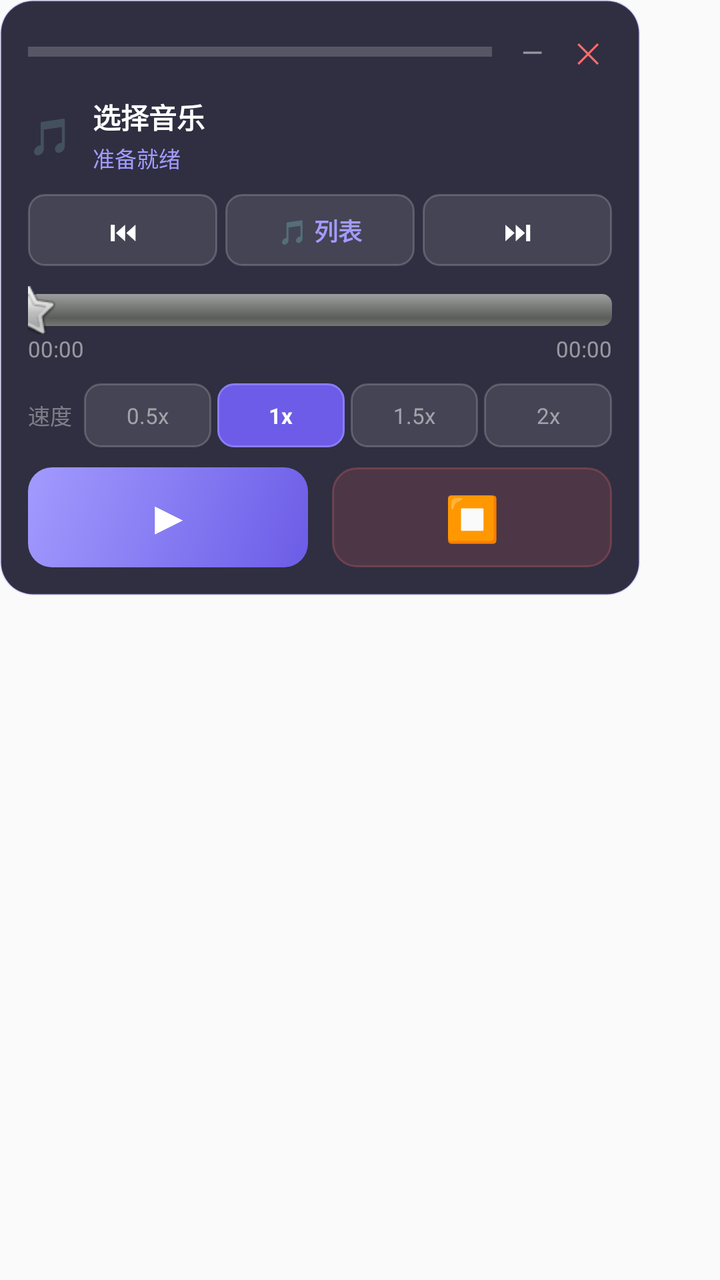
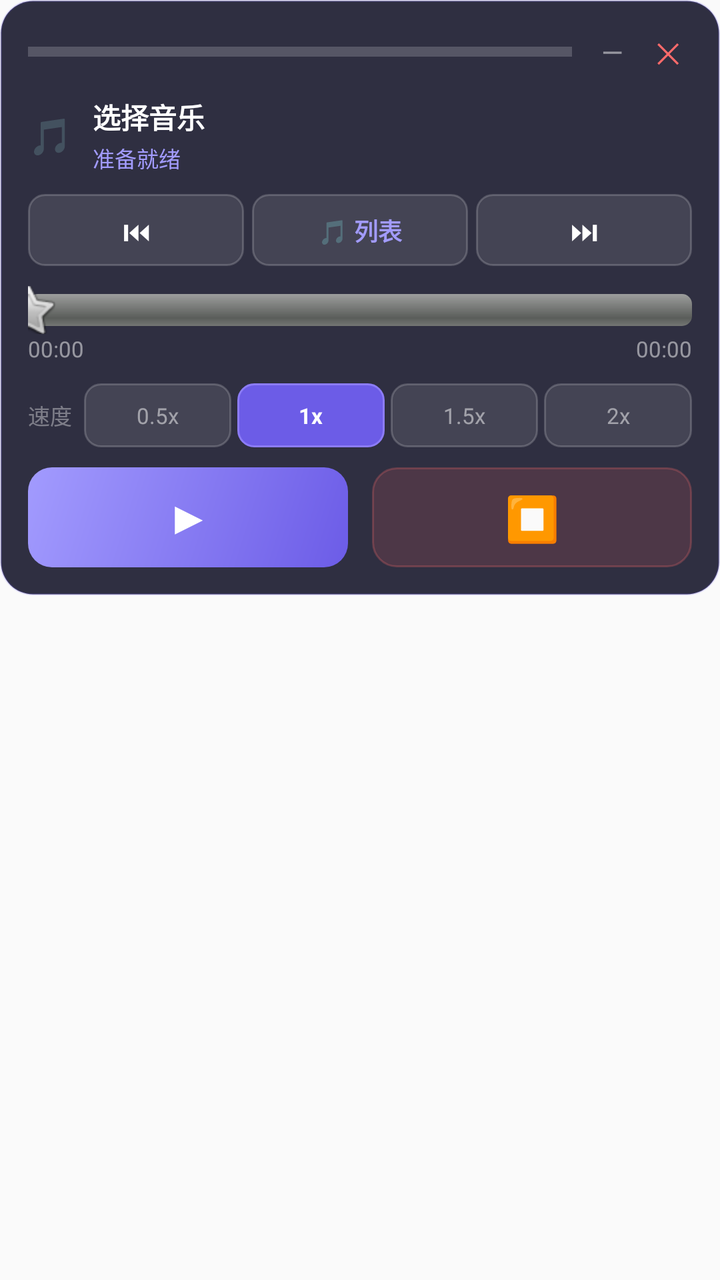

Compare the two renders of this Android layout. The source of the first and the diff that turns it into the second are given below.
<!-- AndroidManifest.xml: application theme Theme.Magicpinao -->
<!-- res/layout/floating_player_view.xml -->
<?xml version="1.0" encoding="utf-8"?>
<FrameLayout xmlns:android="http://schemas.android.com/apk/res/android"
    android:layout_width="wrap_content"
    android:layout_height="wrap_content"
    android:padding="0dp">

    
    <LinearLayout
        android:id="@+id/rootLayout"
        android:layout_width="320dp"
        android:layout_height="wrap_content"
        android:orientation="vertical"
        android:background="@drawable/floating_player_bg"
        android:padding="14dp"
        android:elevation="16dp">

        
        <LinearLayout
            android:id="@+id/dragHandle"
            android:layout_width="match_parent"
            android:layout_height="wrap_content"
            android:gravity="center_vertical"
            android:orientation="horizontal"
            android:layout_marginBottom="10dp">

            <View
                android:layout_width="0dp"
                android:layout_height="5dp"
                android:layout_weight="1"
                android:background="#30FFFFFF"
                android:layout_gravity="center" />

            <TextView
                android:id="@+id/btnCollapse"
                android:layout_width="24dp"
                android:layout_height="24dp"
                android:gravity="center"
                android:text="—"
                android:textColor="#80FFFFFF"
                android:textSize="14sp"
                android:clickable="true"
                android:focusable="true"
                android:layout_marginStart="8dp" />

            <TextView
                android:id="@+id/btnClose"
                android:layout_width="24dp"
                android:layout_height="24dp"
                android:gravity="center"
                android:text="✕"
                android:textColor="#FF6B6B"
                android:textSize="14sp"
                android:clickable="true"
                android:focusable="true"
                android:layout_marginStart="4dp" />
        </LinearLayout>

        
        <LinearLayout
            android:layout_width="match_parent"
            android:layout_height="wrap_content"
            android:orientation="horizontal"
            android:gravity="center_vertical"
            android:layout_marginBottom="10dp">

            <TextView
                android:id="@+id/tvPlayingIcon"
                android:layout_width="wrap_content"
                android:layout_height="wrap_content"
                android:text="🎵"
                android:textSize="18sp"
                android:layout_marginEnd="10dp" />

            <LinearLayout
                android:layout_width="0dp"
                android:layout_height="wrap_content"
                android:layout_weight="1"
                android:orientation="vertical">

                <TextView
                    android:id="@+id/tvMusicTitle"
                    android:layout_width="match_parent"
                    android:layout_height="wrap_content"
                    android:text="选择音乐"
                    android:textColor="#FFFFFF"
                    android:textSize="14sp"
                    android:textStyle="bold"
                    android:maxLines="1"
                    android:ellipsize="end" />

                <TextView
                    android:id="@+id/tvStatus"
                    android:layout_width="match_parent"
                    android:layout_height="wrap_content"
                    android:text="准备就绪"
                    android:textColor="#A29BFE"
                    android:textSize="11sp"
                    android:layout_marginTop="2dp" />
            </LinearLayout>
        </LinearLayout>

        
        <LinearLayout
            android:layout_width="match_parent"
            android:layout_height="36dp"
            android:orientation="horizontal"
            android:gravity="center"
            android:layout_marginBottom="10dp">

            <TextView
                android:id="@+id/btnPrev"
                android:layout_width="0dp" android:layout_height="match_parent"
                android:layout_weight="1"
                android:gravity="center"
                android:background="@drawable/btn_speed_bg"
                android:text="⏮"
                android:textColor="#FFFFFF" android:textSize="14sp"
                android:clickable="true" android:focusable="true" />

            <TextView
                android:id="@+id/btnMusicList"
                android:layout_width="0dp" android:layout_height="match_parent"
                android:layout_weight="1"
                android:gravity="center"
                android:background="@drawable/btn_speed_bg"
                android:text="🎵 列表"
                android:textColor="#A29BFE" android:textSize="12sp" android:textStyle="bold"
                android:clickable="true" android:focusable="true"
                android:layout_marginHorizontal="4dp" />

            <TextView
                android:id="@+id/btnNext"
                android:layout_width="0dp" android:layout_height="match_parent"
                android:layout_weight="1"
                android:gravity="center"
                android:background="@drawable/btn_speed_bg"
                android:text="⏭"
                android:textColor="#FFFFFF" android:textSize="14sp"
                android:clickable="true" android:focusable="true" />
        </LinearLayout>

        
        <LinearLayout
            android:layout_width="match_parent"
            android:layout_height="wrap_content"
            android:orientation="vertical"
            android:layout_marginBottom="10dp">

            <SeekBar
                android:id="@+id/progressBar"
                android:layout_width="match_parent"
                android:layout_height="24dp"
                android:max="1000"
                android:progress="0"
                android:progressDrawable="@android:drawable/progress_horizontal"
                android:thumb="@android:drawable/btn_star"
                android:splitTrack="false"
                android:paddingStart="0dp"
                android:paddingEnd="0dp" />

            <LinearLayout
                android:layout_width="match_parent"
                android:layout_height="wrap_content"
                android:orientation="horizontal">

                <TextView
                    android:id="@+id/tvCurrentTime"
                    android:layout_width="0dp" android:layout_height="wrap_content"
                    android:layout_weight="1"
                    android:text="00:00"
                    android:textColor="#80FFFFFF" android:textSize="11sp" />

                <TextView
                    android:id="@+id/tvTotalTime"
                    android:layout_width="wrap_content"
                    android:layout_height="wrap_content"
                    android:text="00:00"
                    android:textColor="#80FFFFFF" android:textSize="11sp" />
            </LinearLayout>
        </LinearLayout>

        
        <LinearLayout
            android:layout_width="match_parent"
            android:layout_height="32dp"
            android:orientation="horizontal"
            android:gravity="center"
            android:layout_marginBottom="10dp">

            <TextView
                android:layout_width="wrap_content" android:layout_height="wrap_content"
                android:text="速度" android:textColor="#60FFFFFF" android:textSize="11sp"
                android:layout_marginEnd="6dp" />

            <TextView
                android:id="@+id/btnSpeed05"
                android:layout_width="0dp" android:layout_height="match_parent"
                android:layout_weight="1"
                android:gravity="center"
                android:background="@drawable/btn_speed_bg"
                android:text="0.5x" android:textColor="#80FFFFFF" android:textSize="11sp"
                android:clickable="true" android:focusable="true" />

            <TextView
                android:id="@+id/btnSpeed1"
                android:layout_width="0dp" android:layout_height="match_parent"
                android:layout_weight="1"
                android:gravity="center"
                android:background="@drawable/btn_speed_active_bg"
                android:text="1x" android:textColor="#FFFFFF" android:textSize="11sp" android:textStyle="bold"
                android:clickable="true" android:focusable="true"
                android:layout_marginHorizontal="3dp" />

            <TextView
                android:id="@+id/btnSpeed15"
                android:layout_width="0dp" android:layout_height="match_parent"
                android:layout_weight="1"
                android:gravity="center"
                android:background="@drawable/btn_speed_bg"
                android:text="1.5x" android:textColor="#80FFFFFF" android:textSize="11sp"
                android:clickable="true" android:focusable="true" />

            <TextView
                android:id="@+id/btnSpeed2"
                android:layout_width="0dp" android:layout_height="match_parent"
                android:layout_weight="1"
                android:gravity="center"
                android:background="@drawable/btn_speed_bg"
                android:text="2x" android:textColor="#80FFFFFF" android:textSize="11sp"
                android:clickable="true" android:focusable="true"
                android:layout_marginStart="3dp" />
        </LinearLayout>

        
        <LinearLayout
            android:layout_width="match_parent"
            android:layout_height="50dp"
            android:orientation="horizontal"
            android:gravity="center">

            <LinearLayout
                android:id="@+id/btnPauseResume"
                android:layout_width="0dp" android:layout_height="match_parent"
                android:layout_weight="1"
                android:gravity="center"
                android:background="@drawable/btn_play_bg"
                android:clickable="true" android:focusable="true"
                android:layout_marginEnd="6dp">

                <TextView
                    android:id="@+id/btnPauseResumeIcon"
                    android:layout_width="wrap_content" android:layout_height="wrap_content"
                    android:text="▶"
                    android:textColor="#FFFFFF" android:textSize="22sp" android:textStyle="bold" />
            </LinearLayout>

            <LinearLayout
                android:id="@+id/btnStop"
                android:layout_width="0dp" android:layout_height="match_parent"
                android:layout_weight="1"
                android:gravity="center"
                android:background="@drawable/btn_stop_bg"
                android:clickable="true" android:focusable="true"
                android:layout_marginStart="6dp">

                <TextView
                    android:layout_width="wrap_content" android:layout_height="wrap_content"
                    android:text="⏹"
                    android:textColor="#FF6B6B" android:textSize="22sp" />
            </LinearLayout>
        </LinearLayout>
    </LinearLayout>

    
    <LinearLayout
        android:id="@+id/musicListPanel"
        android:layout_width="280dp"
        android:layout_height="280dp"
        android:orientation="vertical"
        android:background="@drawable/floating_player_bg"
        android:padding="10dp"
        android:elevation="20dp"
        android:visibility="gone">

        <LinearLayout
            android:layout_width="match_parent" android:layout_height="wrap_content"
            android:orientation="horizontal" android:gravity="center_vertical"
            android:layout_marginBottom="8dp">

            <TextView
                android:layout_width="0dp" android:layout_height="wrap_content"
                android:layout_weight="1"
                android:text="🎵 音乐列表"
                android:textColor="#FFFFFF" android:textSize="14sp" android:textStyle="bold" />

            <TextView
                android:id="@+id/tvResultCount"
                android:layout_width="wrap_content" android:layout_height="wrap_content"
                android:text="" android:textColor="#60FFFFFF" android:textSize="11sp" />
        </LinearLayout>

        
        <LinearLayout
            android:layout_width="match_parent" android:layout_height="38dp"
            android:orientation="horizontal" android:gravity="center_vertical"
            android:background="#1AFFFFFF" android:paddingHorizontal="10dp"
            android:layout_marginBottom="8dp">

            <TextView
                android:layout_width="wrap_content" android:layout_height="wrap_content"
                android:text="🔍" android:textSize="13sp"
                android:layout_marginEnd="8dp" />

            <EditText
                android:id="@+id/etSearch"
                android:layout_width="0dp" android:layout_height="match_parent"
                android:layout_weight="1"
                android:background="@null"
                android:textColor="#FFFFFF" android:textColorHint="#50FFFFFF"
                android:textSize="13sp"
                android:hint="搜索音乐..."
                android:maxLines="1"
                android:singleLine="true"
                android:imeOptions="actionSearch"
                android:inputType="text" />
        </LinearLayout>

        <FrameLayout
            android:layout_width="match_parent" android:layout_height="0dp"
            android:layout_weight="1">

            <ListView
                android:id="@+id/musicListView"
                android:layout_width="match_parent" android:layout_height="match_parent"
                android:divider="#10FFFFFF" android:dividerHeight="1dp"
                android:cacheColorHint="#00000000"
                android:listSelector="#20A29BFE"
                android:padding="4dp" />

            <TextView
                android:id="@+id/tvEmptyMusic"
                android:layout_width="match_parent" android:layout_height="match_parent"
                android:text="暂无音乐"
                android:textColor="#50FFFFFF" android:textSize="13sp"
                android:gravity="center" android:visibility="gone" />
        </FrameLayout>
    </LinearLayout>
</FrameLayout>
<!-- resources referenced by this layout -->
<resources>
  <!-- drawable btn_play_bg (drawable) -->
  <?xml version="1.0" encoding="utf-8"?>
  <shape xmlns:android="http://schemas.android.com/apk/res/android" android:shape="rectangle">
      <corners android:radius="12dp" />
      <gradient android:startColor="#6C5CE7" android:endColor="#A29BFE" android:angle="135" />
  </shape>
  <!-- drawable btn_speed_active_bg (drawable) -->
  <?xml version="1.0" encoding="utf-8"?>
  <shape xmlns:android="http://schemas.android.com/apk/res/android" android:shape="rectangle">
      <corners android:radius="8dp" />
      <solid android:color="#6C5CE7" />
      <stroke android:width="1dp" android:color="#8C7CF7" />
  </shape>
  <!-- drawable btn_speed_bg (drawable) -->
  <?xml version="1.0" encoding="utf-8"?>
  <shape xmlns:android="http://schemas.android.com/apk/res/android" android:shape="rectangle">
      <corners android:radius="8dp" />
      <solid android:color="#1AFFFFFF" />
      <stroke android:width="1dp" android:color="#30FFFFFF" />
  </shape>
  <!-- drawable btn_stop_bg (drawable) -->
  <?xml version="1.0" encoding="utf-8"?>
  <shape xmlns:android="http://schemas.android.com/apk/res/android" android:shape="rectangle">
      <corners android:radius="12dp" />
      <solid android:color="#25FF6B6B" />
      <stroke android:width="1dp" android:color="#40FF6B6B" />
  </shape>
  <!-- drawable floating_player_bg (drawable) -->
  <?xml version="1.0" encoding="utf-8"?>
  <shape xmlns:android="http://schemas.android.com/apk/res/android"
      android:shape="rectangle">
      <solid android:color="#E61A1A2E" />
      <corners android:radius="16dp" />
      <stroke
          android:width="1dp"
          android:color="#306C5CE7" />
  </shape>
  <style name="Theme.Magicpinao" parent="android:Theme.Material.Light.NoActionBar" />
</resources>

<!-- the commit's change to res/layout/floating_player_view.xml (unified diff, before → after) -->
@@ -7,7 +7,7 @@
     
     <LinearLayout
         android:id="@+id/rootLayout"
-        android:layout_width="320dp"
+        android:layout_width="match_parent"
         android:layout_height="wrap_content"
         android:orientation="vertical"
         android:background="@drawable/floating_player_bg"
